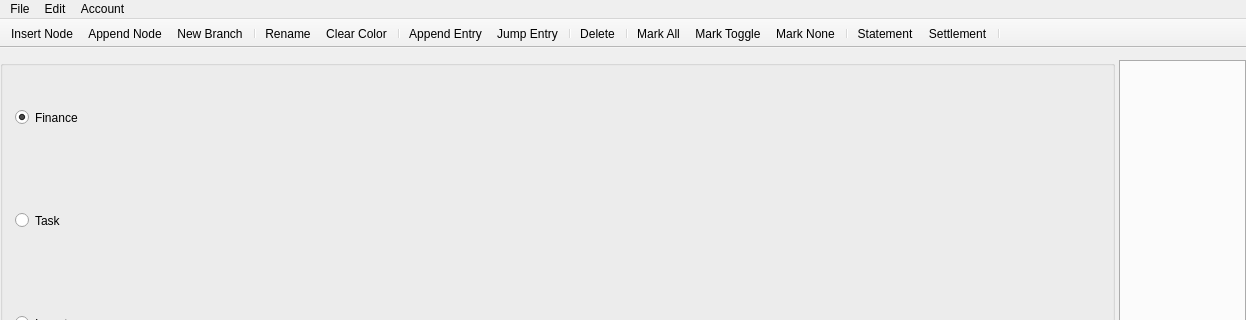
Before: the Qt Designer form mainwindow/mainwindow.ui in ytxerp/ytx-client, drawn with Qt 5; both pictures show x 0 to 1246 and y 0 to 320 of the 1246 by 722 pixel window.
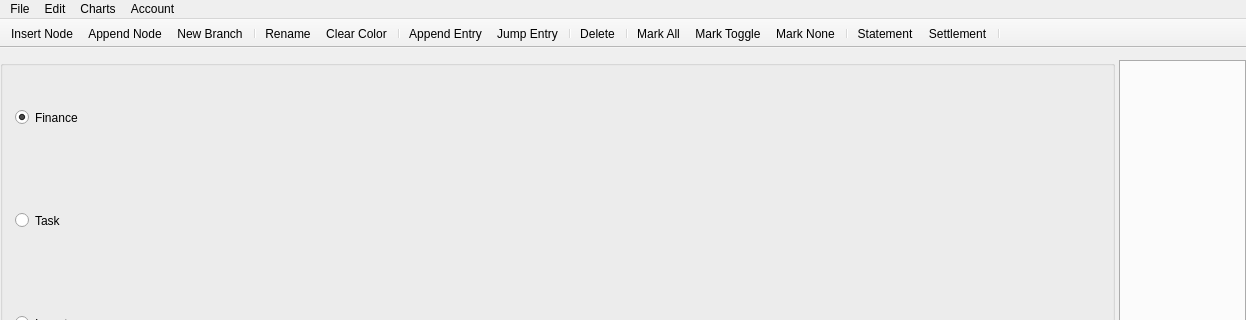
After: the same form once the commit is applied.

```diff
--- a/mainwindow/mainwindow.ui
+++ b/mainwindow/mainwindow.ui
@@ -221,8 +221,15 @@
     <addaction name="actionWorkspace"/>
     <addaction name="actionExpireDate"/>
    </widget>
+   <widget class="QMenu" name="menuCharts">
+    <property name="title">
+     <string>Charts</string>
+    </property>
+    <addaction name="actionEntryJournal"/>
+   </widget>
    <addaction name="menuFile"/>
    <addaction name="menuEdit"/>
+   <addaction name="menuCharts"/>
    <addaction name="menuAccount"/>
   </widget>
   <widget class="QStatusBar" name="statusbar"/>
```
Left out of the diff: 8 changed lines with no effect on the pictures.
